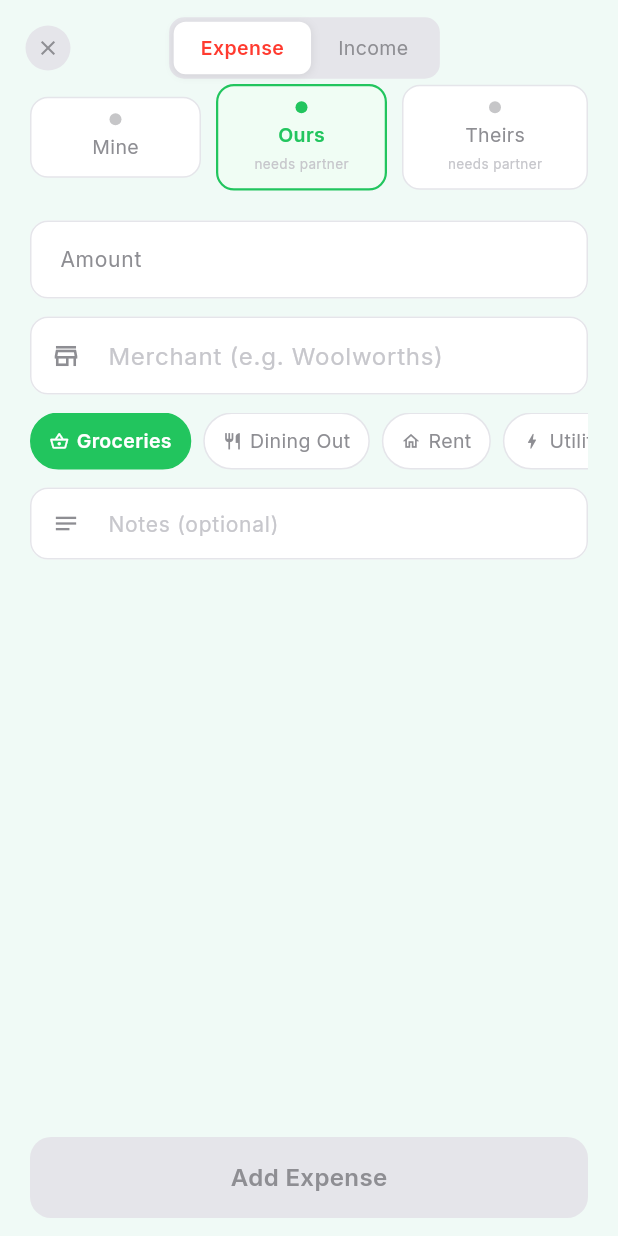
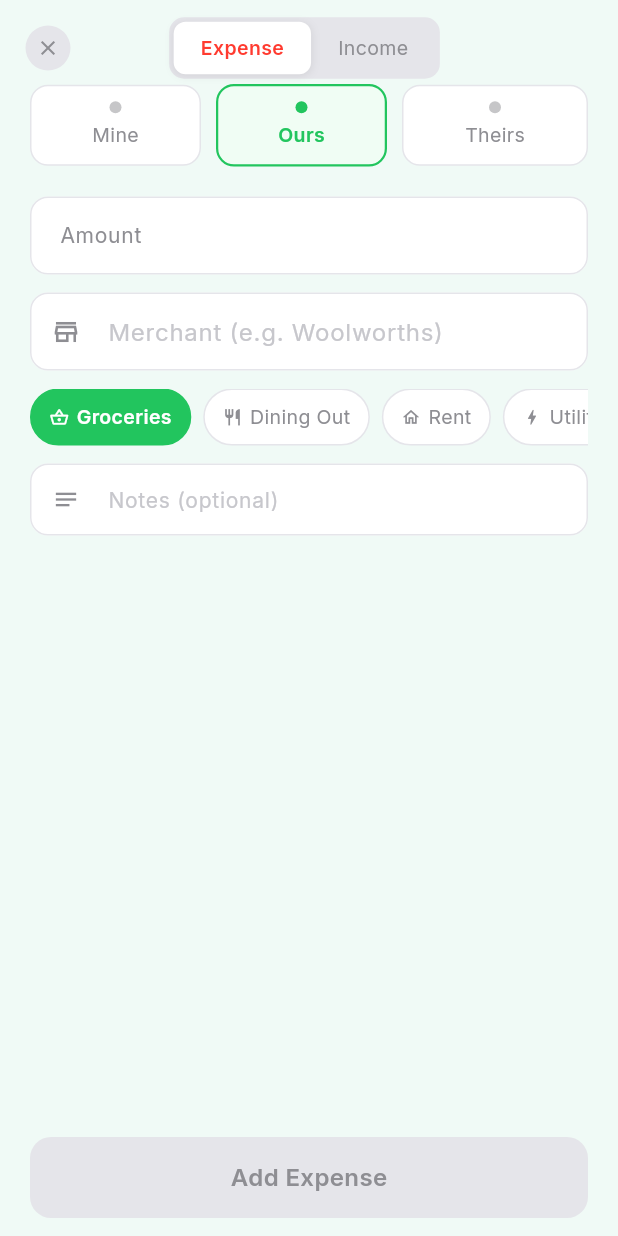
Before and after one commit to NishanBhuje1/practice-projects, a Flutter app: the AddTransactionScreen screen opened by its route, on a phone screen of 412 x 824 dp. Run offline on Flutter 3.47's test engine with Material 3 defaults, Android fonts, the phone set to English and light mode, and no system bars; our stand-ins replace app_links, fl_chart, flutter_local_notifications, flutter_riverpod, flutter_svg, go_router and 7 more; missing offline and left inert: posthog_flutter, purchases_flutter; accounts and stored records are empty.

Commit message:
transaction update

```diff
--- a/twowallet/lib/features/spending/screens/add_transaction_screen.dart
+++ b/twowallet/lib/features/spending/screens/add_transaction_screen.dart
@@ -113,20 +113,6 @@ class _AddTransactionScreenState extends ConsumerState<AddTransactionScreen> {
     setState(() { _loading = true; _error = null; });
 
     try {
-      // 'ours' and 'theirs' require a second partner in the household.
-      if (_bucket != 'mine') {
-        final partners = await ref.read(partnersProvider.future);
-        if (partners.length < 2) {
-          setState(() {
-            _error = _bucket == 'ours'
-                ? 'Invite your partner first to log shared expenses.'
-                : 'Invite your partner first to log their expenses.';
-            _loading = false;
-          });
-          return;
-        }
-      }
-
       // Resolve the current user's own partner record.
       final me = await ref.read(myPartnerProvider.future);
       if (me == null) throw Exception('Account setup incomplete — please restart the app.');
@@ -228,10 +214,6 @@ class _AddTransactionScreenState extends ConsumerState<AddTransactionScreen> {
   Widget build(BuildContext context) {
     final bucketColor = AppColors.forBucket(_bucket);
     final categories  = _isIncome ? _incomeCategories : _expenseCategories;
-    final hasPartner  = ref.watch(partnersProvider).maybeWhen(
-      data: (partners) => partners.length >= 2,
-      orElse: () => false,
-    );
 
     return Scaffold(
       backgroundColor: AppColors.background,
@@ -262,7 +244,6 @@ class _AddTransactionScreenState extends ConsumerState<AddTransactionScreen> {
                     if (!_isIncome) ...[
                       _BucketSelector(
                         selected: _bucket,
-                        hasPartner: hasPartner,
                         onSelect: (b) => setState(() {
                           _bucket = b;
                           if (b != 'mine') _isPrivate = false;
@@ -476,12 +457,10 @@ class _ToggleTab extends StatelessWidget {
 
 class _BucketSelector extends StatelessWidget {
   final String selected;
-  final bool hasPartner;
   final ValueChanged<String> onSelect;
 
   const _BucketSelector({
     required this.selected,
-    required this.hasPartner,
     required this.onSelect,
   });
 
@@ -489,11 +468,10 @@ class _BucketSelector extends StatelessWidget {
   Widget build(BuildContext context) {
     return Row(
       children: ['mine', 'ours', 'theirs'].map((b) {
-        final isSelected   = b == selected;
-        final needsPartner = b != 'mine' && !hasPartner;
-        final color        = AppColors.forBucket(b);
-        final lightColor   = AppColors.lightForBucket(b);
-        final label        = b[0].toUpperCase() + b.substring(1);
+        final isSelected = b == selected;
+        final color      = AppColors.forBucket(b);
+        final lightColor = AppColors.lightForBucket(b);
+        final label      = b[0].toUpperCase() + b.substring(1);
 
         return Expanded(
           child: Padding(
@@ -535,16 +513,6 @@ class _BucketSelector extends StatelessWidget {
                         color: isSelected ? color : AppColors.textSecondary,
                       ),
                     ),
-                    if (needsPartner) ...[
-                      const SizedBox(height: 3),
-                      Text(
-                        'needs partner',
-                        style: GoogleFonts.inter(
-                          fontSize: 9,
-                          color: AppColors.textTertiary,
-                        ),
-                      ),
-                    ],
                   ],
                 ),
               ),
```
Also changed, not shown: twowallet/lib/features/onboarding/screens/join_screen.dart (+23 -0 lines).
